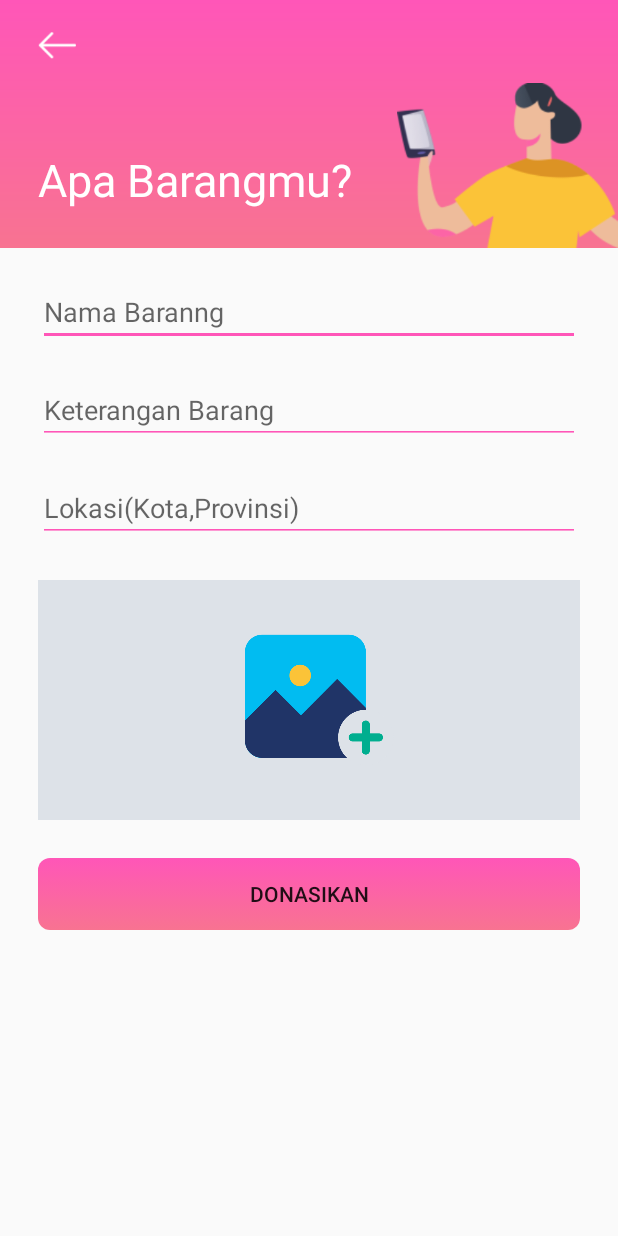
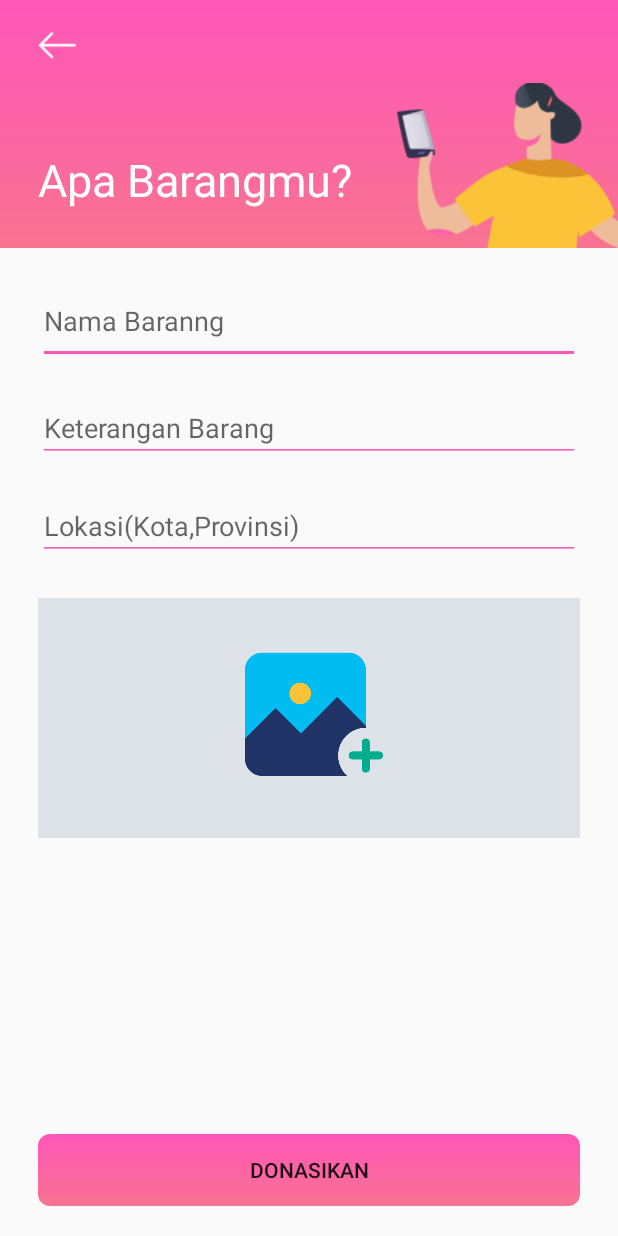
Before and after one commit to rasyidk/android-bajukita, an Android app: the DonasiActivity screen opened directly, with no data from a screen before it, after a tap on "DONASIKAN", on a phone screen of 412 x 824 dp. Run offline under Robolectric (Android 15) with nearby library versions, the phone set to English and light mode, and no system bars; libraries missing offline, so code that uses them is left out: com.theartofdev.edmodo; pictures from the network do not load.

```diff
--- a/app/src/main/AndroidManifest.xml
+++ b/app/src/main/AndroidManifest.xml
@@ -16,6 +16,7 @@
         android:hardwareAccelerated="false"
         android:icon="@mipmap/ic_launcher"
         android:label="@string/app_name"
+        android:usesCleartextTraffic="true"
         android:largeHeap="true"
         android:roundIcon="@mipmap/ic_launcher_round"
         android:supportsRtl="true"
--- a/app/src/main/java/com/example/pkkbajukita/API/RequestInterface.java
+++ b/app/src/main/java/com/example/pkkbajukita/API/RequestInterface.java
@@ -12,9 +12,6 @@ public interface RequestInterface {
 
     @GET("/select_barang.php")
     Call<JSONResponse> getJSON();
-
-    @GET("/select_laporkan.php")
-    Call<JSONResponse> getcoba();
 
 
     @FormUrlEncoded
--- a/app/src/main/java/com/example/pkkbajukita/Activity/DonasiActivity.java
+++ b/app/src/main/java/com/example/pkkbajukita/Activity/DonasiActivity.java
@@ -6,6 +6,7 @@ import androidx.appcompat.app.AppCompatActivity;
 import android.content.Intent;
 import android.graphics.Bitmap;
 import android.graphics.drawable.BitmapDrawable;
+import android.graphics.drawable.Drawable;
 import android.net.Uri;
 import android.os.Bundle;
 import android.util.Base64;
@@ -32,7 +33,7 @@ public class DonasiActivity extends AppCompatActivity {
 
 
     EditText et_nm_brg, et_ket, et_lokasi;
-    ImageView img_brg;
+    ImageView img_brg, img_cover;
     Button btn_dns;
     Uri mImageUri;
     public static final String URL = "http://retrofitbuos.000webhostapp.com/";
@@ -49,12 +50,30 @@ public class DonasiActivity extends AppCompatActivity {
         img_brg = findViewById(R.id.img_donasi_dns);
         btn_dns = findViewById(R.id.btn_donasi_dns);
         mainActivity =  new MainActivity();
+        img_cover =  findViewById(R.id.img_donasi_dns_cover);
+
+
 
 
         btn_dns.setOnClickListener(new View.OnClickListener() {
             @Override
             public void onClick(View v) {
-                btn_dns();
+                if (et_nm_brg.getText().toString().equals("") || et_ket.getText().toString().equals("") || et_lokasi.getText().toString().equals("")){
+                    Toast.makeText(getApplicationContext(),"Mohon diisi semua", Toast.LENGTH_SHORT).show();
+                } else {
+                    //Toast.makeText(getApplicationContext(),"COCOK", Toast.LENGTH_SHORT).show();
+                   // btn_dns();
+
+                    Bitmap bmap = ((BitmapDrawable) img_cover.getDrawable()).getBitmap();
+                    Drawable myDrawable = getResources().getDrawable(R.drawable.imagebutton);
+                    final Bitmap myLogo = ((BitmapDrawable) myDrawable).getBitmap();
+
+                    if (bmap.sameAs(myLogo)){
+                        Toast.makeText(getApplicationContext(),"MOHON ISI IMAGE", Toast.LENGTH_SHORT).show();
+                    }else {
+                        Toast.makeText(getApplicationContext(),"YAYAYA", Toast.LENGTH_SHORT).show();
+                    }
+                }
             }
         });
 
@@ -75,6 +94,11 @@ public class DonasiActivity extends AppCompatActivity {
             if (resultCode ==  RESULT_OK){
                 mImageUri = result.getUri();
                 img_brg.setImageURI(mImageUri);
+                img_cover.setImageURI(mImageUri);
+                img_cover.setVisibility(View.INVISIBLE);
+                img_brg.setVisibility(View.VISIBLE);
+
+
 
             }else if (resultCode == CropImage.CROP_IMAGE_ACTIVITY_RESULT_ERROR_CODE){
                 Exception e = result.getError();
@@ -85,6 +109,7 @@ public class DonasiActivity extends AppCompatActivity {
     }
 
     private void btn_dns() {
+
 
             String nama_brg, ket_brg,lokasi_brg, img_brg_str;
 
@@ -126,6 +151,8 @@ public class DonasiActivity extends AppCompatActivity {
                 }
             });
 
+
+
     }
 
 
--- a/app/src/main/java/com/example/pkkbajukita/Activity/MainActivity.java
+++ b/app/src/main/java/com/example/pkkbajukita/Activity/MainActivity.java
@@ -52,7 +52,7 @@ public class MainActivity extends AppCompatActivity {
     private AdapterBarang adapter;
 
     Button btn_hub;
-    TextView tv_wa, tv_judul;
+    TextView tv_wa, tv_judul , tv_name;
     Button btnl;
 
     ImageView imageprofile;
@@ -87,9 +87,14 @@ public class MainActivity extends AppCompatActivity {
         //setimg
         SharedPreferences sharedPreferences = getSharedPreferences("user",MODE_PRIVATE);
         String img = sharedPreferences.getString("img_profile","");
+        String name =  sharedPreferences.getString("nama_lengkap", "");
         byte[] decodestring = Base64.decode(img,Base64.DEFAULT);
         Bitmap bitmap = BitmapFactory.decodeByteArray(decodestring,0,decodestring.length);
         imageprofile.setImageBitmap(bitmap);
+
+
+        tv_name =  findViewById(R.id.tv_main_name);
+        tv_name.setText("Halo, " + name);
 
 
 
--- a/app/src/main/res/layout/activity_donasi.xml
+++ b/app/src/main/res/layout/activity_donasi.xml
@@ -53,11 +53,13 @@
                </RelativeLayout>
            </LinearLayout>
 
+
             <LinearLayout
                 android:layout_width="match_parent"
                 android:layout_height="match_parent"
                 android:orientation="vertical"
                 android:layout_weight="20">
+
 
 
 
@@ -68,13 +70,13 @@
 
                         <EditText
                             android:id="@+id/et_nmbrg_dns"
+                            android:layout_width="match_parent"
+                            android:layout_height="57dp"
+                            android:layout_marginLeft="@dimen/mainLeft"
                             android:layout_marginTop="20dp"
-                            android:layout_width="match_parent"
-                            android:layout_height="wrap_content"
-                            android:layout_marginLeft="@dimen/mainLeft"
-                            android:hint="Nama Baranng"
+                            android:layout_marginRight="@dimen/mainRight"
                             android:backgroundTint="#FF56B8"
-                            android:layout_marginRight="@dimen/mainRight"/>
+                            android:hint="Nama Baranng" />
 
                         <EditText
                             android:id="@+id/et_ket_dns"
@@ -108,20 +110,20 @@
                             android:id="@+id/img_donasi_dns"
                             android:layout_width="match_parent"
                             android:layout_height="match_parent"
-                            android:src="@drawable/imagebutton"
-                            android:onClick="chooseFile"
+                            android:scaleType="centerCrop"
+                            android:visibility="invisible"
                             />
 
+                            <ImageView
+                                android:id="@+id/img_donasi_dns_cover"
+                                android:layout_width="match_parent"
+                                android:layout_height="match_parent"
+                                android:onClick="chooseFile"
+                                android:src="@drawable/imagebutton"
+                                />
+
                         </RelativeLayout>
-                        <Button
-                            android:id="@+id/btn_donasi_dns"
-                            android:layout_marginTop="25dp"
-                            android:background="@drawable/btnrounded_bg"
-                            android:layout_width="match_parent"
-                            android:layout_height="wrap_content"
-                            android:text="DOnasikan"
-                            android:layout_marginRight="@dimen/mainRight"
-                            android:layout_marginLeft="@dimen/mainLeft"/>
+
                     </LinearLayout>
 
 
@@ -133,4 +135,16 @@
 
 
     </androidx.coordinatorlayout.widget.CoordinatorLayout>
+
+    <Button
+        android:id="@+id/btn_donasi_dns"
+        android:layout_marginTop="25dp"
+        android:background="@drawable/btnrounded_bg"
+        android:layout_alignParentBottom="true"
+        android:layout_marginBottom="20dp"
+        android:layout_width="match_parent"
+        android:layout_height="wrap_content"
+        android:text="DOnasikan"
+        android:layout_marginRight="@dimen/mainRight"
+        android:layout_marginLeft="@dimen/mainLeft"/>
 </RelativeLayout>
--- a/app/src/main/res/layout/activity_main.xml
+++ b/app/src/main/res/layout/activity_main.xml
@@ -39,10 +39,10 @@
                        />
 
                     <TextView
+                        android:id="@+id/tv_main_name"
                         android:layout_width="wrap_content"
                         android:layout_height="wrap_content"
                         android:text="Hello, SYID"
-
                         android:layout_marginLeft="@dimen/mainLeft"
                         android:layout_centerVertical="true"
                         android:textSize="30dp"
@@ -140,12 +140,14 @@
                         android:layout_width="wrap_content"
                         android:layout_height="wrap_content"
                         android:layout_centerVertical="true"
+                        android:textColor="#000"
                         android:textSize="15dp"
                         android:text="DONASI BARANGMU"/>
 
                     <Button
                         android:layout_width="wrap_content"
-                        android:layout_height="wrap_content"
+                        android:layout_height="40dp"
+                        android:padding="0dp"
                         android:text="Donasi"
                         android:onClick="btndonasi"
                         android:background="@drawable/btnrounded"
--- a/app/src/main/res/layout/row_barang.xml
+++ b/app/src/main/res/layout/row_barang.xml
@@ -4,7 +4,7 @@
     android:layout_width="match_parent"
     android:layout_height="wrap_content"
     xmlns:tools="http://schemas.android.com/tools"
-    android:layout_marginTop="10dp"
+    android:layout_marginTop="20dp"
     android:layout_marginLeft="@dimen/mainLeft"
     android:layout_marginRight="@dimen/mainRight"
     card_view:cardCornerRadius="10dp"
@@ -36,7 +36,7 @@
             android:id="@+id/imagevw"
             android:layout_width="match_parent"
             android:layout_height="160dp"
-            android:src="@drawable/arisv"
+
             android:scaleType="centerCrop"/>
 
         </androidx.cardview.widget.CardView>
```
Also changed, not shown: app/src/main/java/com/example/pkkbajukita/TAB/Tab1_unggahan.java (+5 -5 lines), app/src/main/res/layout/activity_splash_screen.xml (+12 -5 lines), app/src/main/res/drawable/arisv.jpg (deleted). Lines whose indentation alone changed are shown as unchanged.
